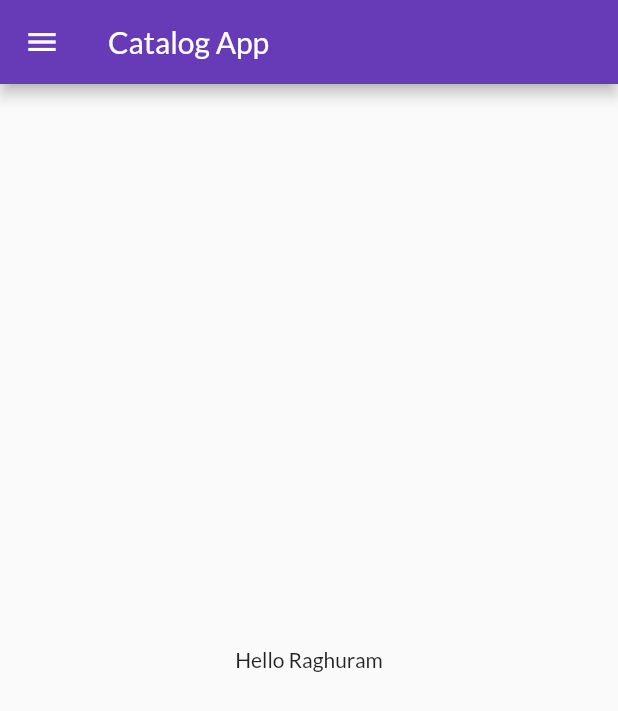
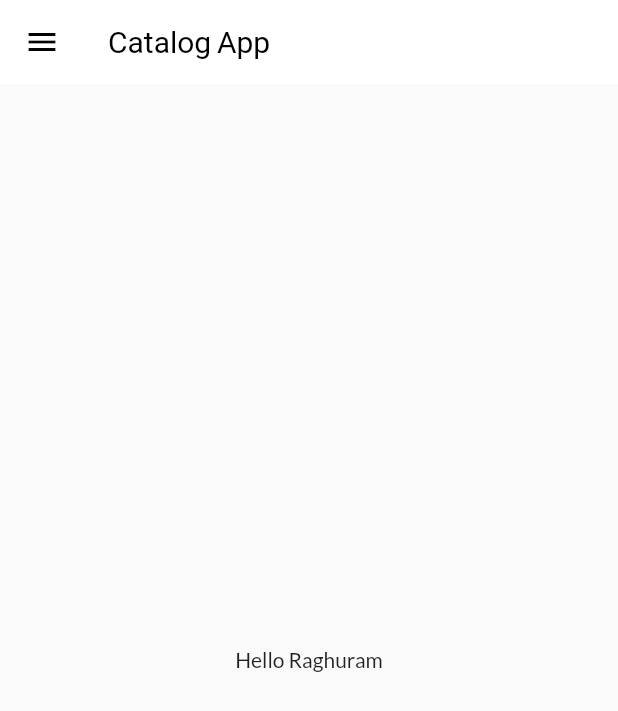
Before and after one commit to ram7203/Flutter-Sample, a Flutter app: the screen it shows after launch, on a phone screen of 412 x 824 dp. Shown: the top 711 px of the screen. Run offline on Flutter 3.47's test engine with Material 2 defaults, Android fonts, the phone set to English and light mode, and no system bars; our stand-ins replace google_fonts.

Commit message:
themes extracted

```diff
--- a/lib/main.dart
+++ b/lib/main.dart
@@ -1,7 +1,7 @@
 import 'package:first_app/screens/home_page.dart';
 import 'package:first_app/screens/login_page.dart';
+import 'package:first_app/widgets/themes.dart';
 import 'package:flutter/material.dart';
-import 'package:google_fonts/google_fonts.dart';
 import 'utils/routes.dart';
 
 void main() {
@@ -19,11 +19,8 @@ class MyApp extends StatelessWidget {
     return MaterialApp(
       // home: HomePage(),
       themeMode: ThemeMode.light,
-      theme: ThemeData(
-        primarySwatch: Colors.deepPurple,
-        fontFamily: GoogleFonts.lato().fontFamily,
-      ),
-      darkTheme: ThemeData(brightness: Brightness.dark),
+      theme: MyThemes.lightTheme(context),
+      darkTheme: MyThemes.darkTheme(context),
       initialRoute: MyRoutes.homeRoute,
       routes: {
         // '/' is home
--- /dev/null
+++ b/lib/widgets/themes.dart
@@ -0,0 +1,17 @@
+import 'package:flutter/material.dart';
+import 'package:google_fonts/google_fonts.dart';
+
+class MyThemes {
+  static ThemeData lightTheme(BuildContext context) => ThemeData(
+      primarySwatch: Colors.deepPurple,
+      fontFamily: GoogleFonts.lato().fontFamily,
+      appBarTheme: AppBarTheme(
+          color: Colors.white,
+          elevation: 0.0,
+          iconTheme: IconThemeData(color: Colors.black),
+          titleTextStyle: TextStyle(color: Colors.black, fontSize: 20)));
+
+  static ThemeData darkTheme(BuildContext context) => ThemeData(
+        brightness: Brightness.dark,
+      );
+}
```
